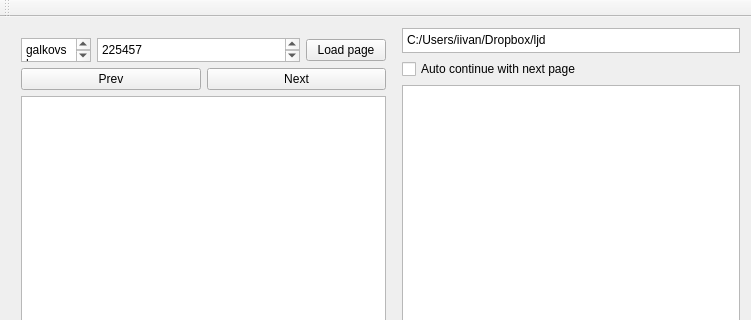
Above: mainwindow.ui from Nyoh/ljd before the change; both pictures show x 0 to 751 and y 0 to 320 of the 751 by 547 pixel window. Below: the same form after it.
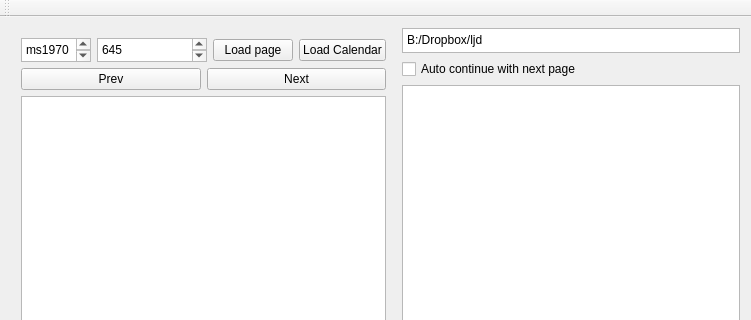
That is the form after the change.

Commit message: added loading from calendar

What changed in the file:
```diff
--- a/mainwindow.ui
+++ b/mainwindow.ui
@@ -32,7 +32,7 @@
          <number>10</number>
         </property>
         <item>
-         <layout class="QHBoxLayout" name="horizontalLayout" stretch="1,0,0">
+         <layout class="QHBoxLayout" name="horizontalLayout" stretch="1,0,0,0">
           <item>
            <widget class="QPlainTextEdit" name="nameText">
             <property name="sizePolicy">
@@ -48,7 +48,7 @@
              </size>
             </property>
             <property name="plainText">
-             <string>galkovsky</string>
+             <string>ms1970</string>
             </property>
            </widget>
           </item>
@@ -61,7 +61,7 @@
              </sizepolicy>
             </property>
             <property name="plainText">
-             <string>225457</string>
+             <string>645</string>
             </property>
            </widget>
           </item>
@@ -72,6 +72,13 @@
             </property>
            </widget>
           </item>
+          <item>
+           <widget class="QPushButton" name="loadCalendar">
+            <property name="text">
+             <string>Load Calendar</string>
+            </property>
+           </widget>
+          </item>
          </layout>
         </item>
         <item>
@@ -116,7 +123,7 @@
              </size>
             </property>
             <property name="plainText">
-             <string>C:/Users/iivan/Dropbox/ljd</string>
+             <string>B:/Dropbox/ljd</string>
             </property>
            </widget>
           </item>
```
Left out of the diff: 10 changed lines with no effect on the pictures. The commit also changes 5 other files.
